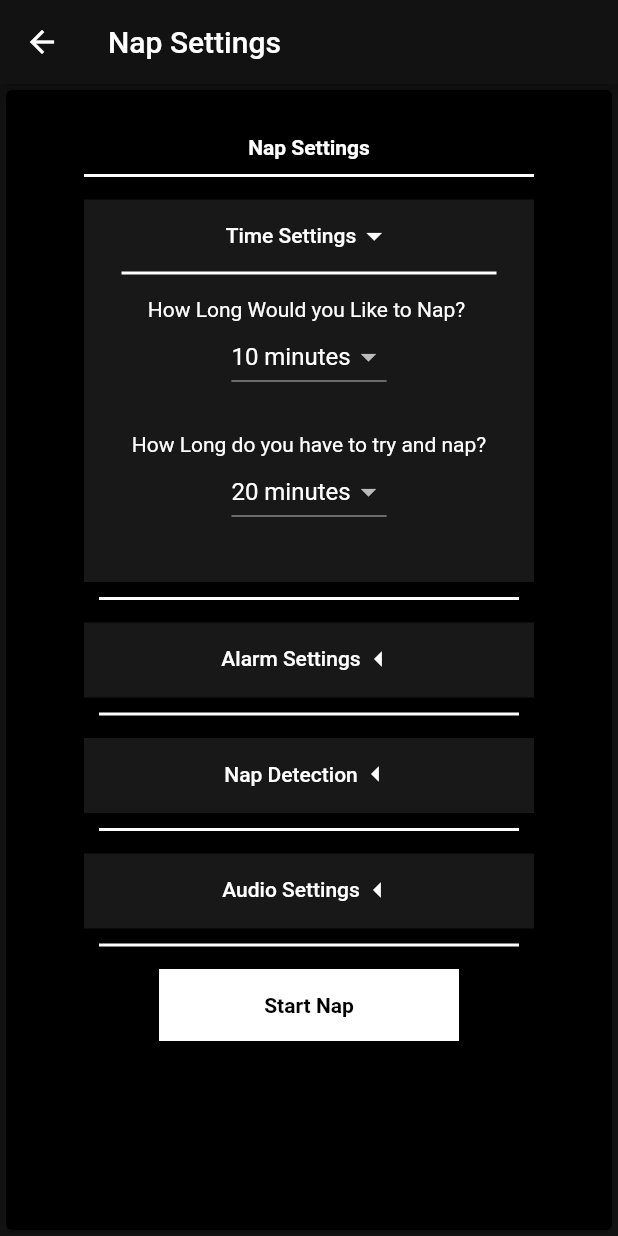
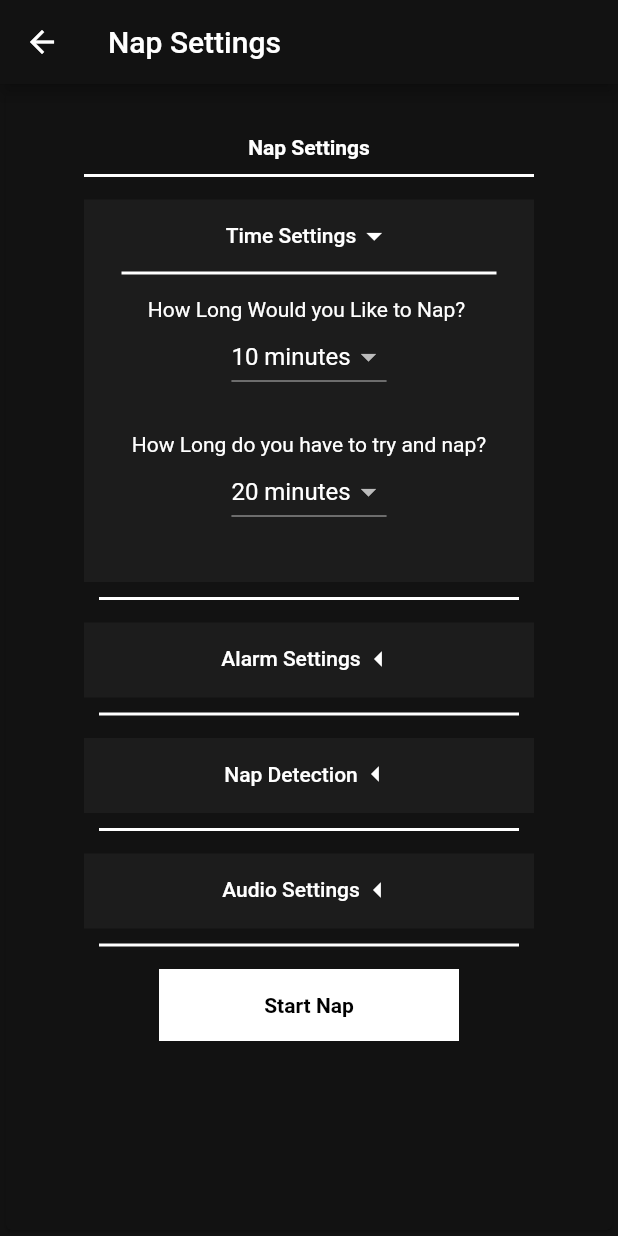
Before and after one commit to TimProctorAUT/NapApp, a Flutter app: the NapSettings screen opened directly, on a phone screen of 412 x 824 dp. Run offline on Flutter 3.47's test engine with Material 2 defaults, Android fonts, the phone set to English and light mode, and no system bars; missing offline and left inert: vibrate.

Commit message:
Update napSettingPage.dart
Changing Background Colors

```diff
--- a/nap_app/lib/views/napSettingPage.dart
+++ b/nap_app/lib/views/napSettingPage.dart
@@ -38,7 +38,7 @@ class _NapSettingsState extends State<NapSettings> {
       ),
 
       body: Card(
-        color: Colors.black,
+        color: Color.fromRGBO(18, 18, 18, 1),
         child: Row(
           mainAxisAlignment: MainAxisAlignment.center,
           children: <Widget>[
```
